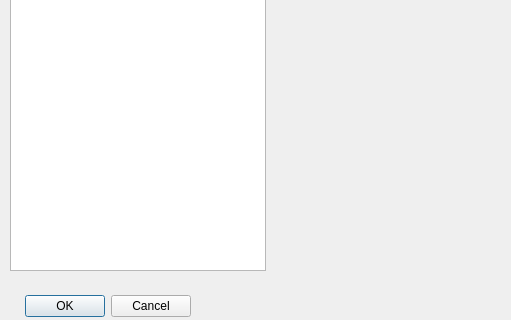
Above: _refactoring/Front End/Media_Sources.ui from omargamal8/AvidBeam_Intern before the change; both pictures show x 0 to 511 and y 160 to 480 of the 640 by 480 pixel window. Below: the same form after it.
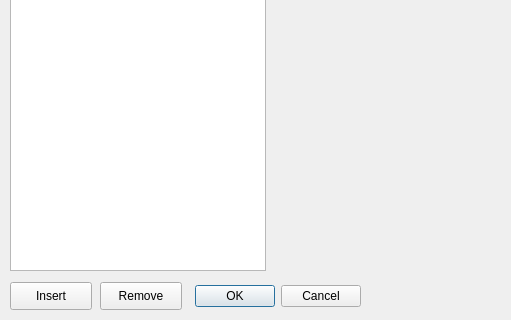
That is the form after the change.

The edit to the form file:
```diff
--- a/_refactoring/Front End/Media_Sources.ui
+++ b/_refactoring/Front End/Media_Sources.ui
@@ -13,22 +13,6 @@
   <property name="windowTitle">
    <string>Dialog</string>
   </property>
-  <widget class="QDialogButtonBox" name="buttonBox">
-   <property name="geometry">
-    <rect>
-     <x>20</x>
-     <y>450</y>
-     <width>171</width>
-     <height>32</height>
-    </rect>
-   </property>
-   <property name="orientation">
-    <enum>Qt::Horizontal</enum>
-   </property>
-   <property name="standardButtons">
-    <set>QDialogButtonBox::Cancel|QDialogButtonBox::Ok</set>
-   </property>
-  </widget>
   <widget class="QListWidget" name="listWidget">
    <property name="geometry">
     <rect>
@@ -49,6 +33,51 @@
     </rect>
    </property>
   </widget>
+  <widget class="QPushButton" name="pushButton">
+   <property name="geometry">
+    <rect>
+     <x>10</x>
+     <y>442</y>
+     <width>82</width>
+     <height>28</height>
+    </rect>
+   </property>
+   <property name="text">
+    <string>Insert</string>
+   </property>
+  </widget>
+  <widget class="QPushButton" name="pushButton_2">
+   <property name="geometry">
+    <rect>
+     <x>100</x>
+     <y>442</y>
+     <width>82</width>
+     <height>28</height>
+    </rect>
+   </property>
+   <property name="text">
+    <string>Remove</string>
+   </property>
+  </widget>
+  <widget class="QDialogButtonBox" name="buttonBox_2">
+   <property name="enabled">
+    <bool>true</bool>
+   </property>
+   <property name="geometry">
+    <rect>
+     <x>190</x>
+     <y>440</y>
+     <width>171</width>
+     <height>32</height>
+    </rect>
+   </property>
+   <property name="orientation">
+    <enum>Qt::Horizontal</enum>
+   </property>
+   <property name="standardButtons">
+    <set>QDialogButtonBox::Cancel|QDialogButtonBox::Ok</set>
+   </property>
+  </widget>
  </widget>
  <resources/>
  <connections>
```
Left out of the diff: 37 changed lines with no effect on the pictures.
